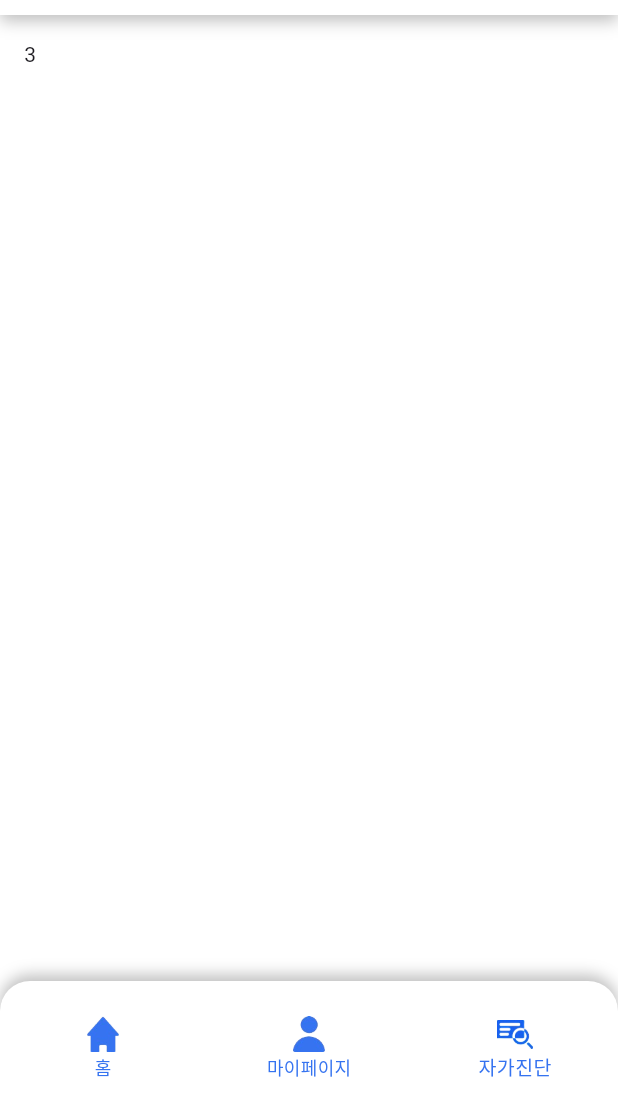
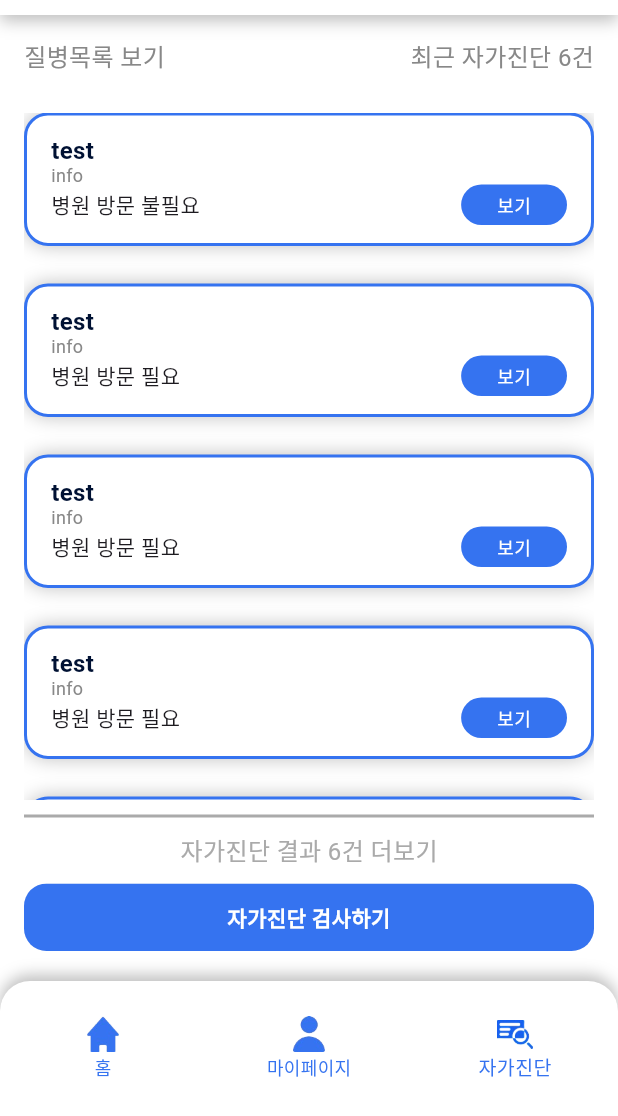
Before and after one commit to kimsee8200/Ambulancey-application, a Flutter app: the Root screen opened directly, item 3 of the bottom bar chosen, on a phone screen of 412 x 824 dp, the part 120-1236 px from its top. Run offline on Flutter 3.47's test engine with Material 3 defaults, Android fonts, the phone set to English and light mode, and no system bars; Roboto replaces fonts that are missing (Pretendard).

Commit message:
feat: create diagnosis domain

```diff
--- /dev/null
+++ b/lib/models/diagnosis_result_model.dart
@@ -0,0 +1,15 @@
+class DiagnosisResultModel {
+  final String response;
+  final String info;
+  final bool visit;
+
+  const DiagnosisResultModel({required this.response, required this.info, required this.visit});
+
+  factory DiagnosisResultModel.fromJson(Map<String, dynamic> json) {
+    return DiagnosisResultModel(
+      response: json['disease_res'],
+      info: json['disease_info'],
+      visit: json['visit_hosp']
+    );
+  }
+}
--- /dev/null
+++ b/lib/models/disease_model.dart
@@ -0,0 +1,17 @@
+class DiseaseModel {
+  final String name;
+  final String info;
+  final bool visit;
+  final List<String> signal;
+
+  const DiseaseModel({required this.name, required this.info, required this.visit, required this.signal});
+
+  factory DiseaseModel.fromJson(Map<String, dynamic> json) {
+    return DiseaseModel(
+      name: json['disease_res'],
+      info: json['disease_info'],
+      visit: json['need_hosp'],
+      signal: json['disease_signal']
+    );
+  }
+}
--- /dev/null
+++ b/lib/views/diagnosis/diagnosis_result_all.dart
@@ -0,0 +1,84 @@
+import 'package:flutter/material.dart';
+import 'package:ambulancey/views/common/sub_page_template.dart';
+import 'package:ambulancey/views/diagnosis/diagnosis_result_item.dart';
+import 'package:ambulancey/views/common/color.dart';
+
+import '../../models/diagnosis_result_model.dart';
+
+class DiagnosisResultAll extends StatefulWidget {
+  const DiagnosisResultAll({super.key});
+
+  @override
+  State<DiagnosisResultAll> createState() => _DiagnosisResultAllState();
+}
+
+class _DiagnosisResultAllState extends State<DiagnosisResultAll> {
+  final dummy = [
+    const DiagnosisResultModel(
+        response: "test",
+        info: "info",
+        visit: false
+    ),
+    const DiagnosisResultModel(
+        response: "test",
+        info: "info",
+        visit: true
+    ),
+    const DiagnosisResultModel(
+        response: "test",
+        info: "info",
+        visit: true
+    ),
+    const DiagnosisResultModel(
+        response: "test",
+        info: "info",
+        visit: true
+    ),
+    const DiagnosisResultModel(
+        response: "test",
+        info: "info",
+        visit: true
+    ),
+    const DiagnosisResultModel(
+        response: "test",
+        info: "info",
+        visit: true
+    )
+  ];
+
+  @override
+  Widget build(BuildContext context) {
+    return Scaffold(
+      body: SubpageTemplate(
+        title: "검사한 자가진단",
+        child: Expanded(
+          child: Column(
+            children: [
+              Align(
+                alignment: Alignment.topRight,
+                child: Text(
+                  '자가진단 ${dummy.length}건   ',
+                  style: const TextStyle(
+                    color: gray400,
+                    fontSize: 14
+                  )
+                )
+              ),
+              const SizedBox(height: 10),
+              Expanded(
+                child: ListView.separated(
+                  itemCount: dummy.length,
+                  itemBuilder: (_, i) => DiagnosisResultItem(
+                    data: dummy[i],
+                    onTap: (_){}
+                  ),
+                  separatorBuilder: (_, i)=>const SizedBox(height: 25)
+                )
+              )
+            ]
+          )
+        )
+      )
+    );
+  }
+}
--- /dev/null
+++ b/lib/views/diagnosis/diagnosis_result_item.dart
@@ -0,0 +1,58 @@
+import 'package:flutter/material.dart';
+import 'package:ambulancey/views/common/chip.dart';
+import 'package:ambulancey/views/common/color.dart';
+import 'package:ambulancey/models/diagnosis_result_model.dart';
+
+class DiagnosisResultItem extends StatelessWidget {
+  final DiagnosisResultModel data;
+  final void Function(DiagnosisResultModel) onTap;
+  const DiagnosisResultItem({super.key, required this.data, required this.onTap});
+
+  @override
+  Widget build(BuildContext context) {
+    return Container(
+      decoration: ShapeDecoration(
+        color: white,
+        shape: RoundedRectangleBorder(
+          side: const BorderSide(width: 2, color: blue400),
+          borderRadius: BorderRadius.circular(16)
+        ),
+        shadows: const [
+          BoxShadow(
+            color: Color(0x3F000000),
+            blurRadius: 10,
+            offset: Offset(0, 0),
+            spreadRadius: 0
+          )
+        ]
+      ),
+      child: Padding(
+        padding: const EdgeInsets.symmetric(vertical: 12, horizontal: 16),
+        child: Column(
+          crossAxisAlignment: CrossAxisAlignment.start,
+          children: [
+            Text(
+              data.response,
+              style: const TextStyle(color: blue900, fontSize: 16, fontWeight: FontWeight.bold, height: 1.4)
+            ),
+            Text(
+              data.info,
+              style: const TextStyle(color: gray500, fontSize: 12, height: 1)
+            ),
+            Row(
+              crossAxisAlignment: CrossAxisAlignment.center,
+              children: [
+                Text(data.visit ? '병원 방문 필요' : '병원 방문 불필요'),
+                const Spacer(),
+                InkWell(
+                  onTap: ()=>onTap(data),
+                  child: const FilledChip(label: '보기')
+                )
+              ]
+            )
+          ]
+        )
+      )
+    );
+  }
+}
--- /dev/null
+++ b/lib/views/diagnosis/diagnosis_result_list.dart
@@ -0,0 +1,22 @@
+import 'package:flutter/material.dart';
+import 'package:ambulancey/models/diagnosis_result_model.dart';
+import 'package:ambulancey/views/diagnosis/diagnosis_result_item.dart';
+
+class DiagnosisResultList extends StatelessWidget {
+  final List<DiagnosisResultModel> data;
+  final void Function(DiagnosisResultModel) onTap;
+  const DiagnosisResultList({super.key, required this.data, required this.onTap});
+
+  @override
+  Widget build(BuildContext context) {
+    return Column(
+      children: List.generate(
+        data.length*2,
+          (int i)=>(i%2 == 0) ? DiagnosisResultItem(
+          data: data[(i~/2)],
+          onTap: (DiagnosisResultModel data)=>onTap(data)
+       ) : const SizedBox(height: 25)
+      )
+    );
+  }
+}
--- a/lib/views/home/home.dart
+++ b/lib/views/home/home.dart
@@ -2,7 +2,6 @@ import 'package:flutter/material.dart';
 import 'package:ambulancey/models/hospital_model.dart';
 import 'package:ambulancey/views/common/button.dart';
 import 'package:ambulancey/views/hospital/hospital_list.dart';
-import 'package:ambulancey/views/hospital/hospital_detail.dart';
 
 class Home extends StatefulWidget {
   const Home({super.key});
@@ -58,7 +57,7 @@ class _HomeState extends State<Home> {
             star: 4.0
           )
         ],
-        onTap: (int id)=>Navigator.push(context, MaterialPageRoute(builder: (context) => HospitalDetail(id: id)))
+        onTap: (int id) => Navigator.pushNamed(context, '/hospital/:id', arguments: {'id': id})
       ),
       floatingActionButton: FloatingButton(onPressed: (){})
     );
--- a/lib/views/home/root.dart
+++ b/lib/views/home/root.dart
@@ -3,6 +3,7 @@ import 'package:ambulancey/views/common/bottom_navigation.dart';
 import 'package:ambulancey/views/common/header.dart';
 import 'package:ambulancey/views/home/home.dart';
 import 'package:ambulancey/views/home/mypage.dart';
+import 'package:ambulancey/views/home/self_diagnosis.dart';
 
 class Root extends StatefulWidget {
   const Root({super.key});
@@ -16,7 +17,7 @@ class _RootState extends State<Root> {
   final List<Widget> _pages = [
     const Home(),
     const MyPage(),
-    const Text("3")
+    const SelfDiagnosis()
   ];
   final List<String> _titles = [
     '홈',
--- /dev/null
+++ b/lib/views/home/self_diagnosis.dart
@@ -0,0 +1,108 @@
+import 'package:ambulancey/models/diagnosis_result_model.dart';
+import 'package:ambulancey/views/common/button.dart';
+import 'package:flutter/material.dart';
+import 'package:ambulancey/views/common/color.dart';
+import 'package:ambulancey/views/diagnosis/diagnosis_result_list.dart';
+
+class SelfDiagnosis extends StatefulWidget {
+  const SelfDiagnosis({super.key});
+
+  @override
+  State<SelfDiagnosis> createState() => _SelfDiagnosisState();
+}
+
+class _SelfDiagnosisState extends State<SelfDiagnosis> {
+  final dummy = [
+    const DiagnosisResultModel(
+      response: "test",
+      info: "info",
+      visit: false
+    ),
+    const DiagnosisResultModel(
+      response: "test",
+      info: "info",
+      visit: true
+    ),
+    const DiagnosisResultModel(
+      response: "test",
+      info: "info",
+      visit: true
+    ),
+    const DiagnosisResultModel(
+      response: "test",
+      info: "info",
+      visit: true
+    ),
+    const DiagnosisResultModel(
+      response: "test",
+      info: "info",
+      visit: true
+    ),
+    const DiagnosisResultModel(
+      response: "test",
+      info: "info",
+      visit: true
+    )
+  ];
+
+  @override
+  Widget build(BuildContext context) {
+    return Scaffold(
+      body: Column(
+        children: [
+          Row(
+            mainAxisAlignment: MainAxisAlignment.spaceBetween,
+            children: [
+              InkWell(
+                onTap: () => Navigator.pushNamed(context, '/diseases'),
+                child: const Text(
+                  '질병목록 보기',
+                  style: TextStyle(
+                    color: gray500,
+                    fontSize: 16
+                  )
+                ),
+              ),
+              Text(
+                '최근 자가진단 ${dummy.length}건',
+                style: const TextStyle(
+                  color: gray500,
+                  fontSize: 16
+                )
+              )
+            ]
+          ),
+          const SizedBox(height: 25),
+          Flexible(
+            child: SingleChildScrollView(
+              child: DiagnosisResultList(
+                data: dummy,
+                onTap: (_){}
+              )
+            )
+          ),
+          const SizedBox(height: 10),
+          Container(width: double.infinity, height: 2, color: gray400),
+          const SizedBox(height: 10),
+          InkWell(
+            onTap: () => Navigator.pushNamed(context, '/diagnosis/results'),
+            splashColor: gray50,
+            child: Text(
+              '자가진단 결과 ${dummy.length}건 더보기',
+              style: const TextStyle(
+                color: gray400,
+                fontSize: 16
+              )
+            )
+          ),
+          const SizedBox(height: 10),
+          LargeButton(
+            text: '자가진단 검사하기',
+            onPressed: () => Navigator.pushNamed(context, '/diagnosis')
+          ),
+          const SizedBox(height: 20)
+        ]
+      )
+    );
+  }
+}
--- a/lib/views/user/edit.dart
+++ b/lib/views/user/edit.dart
@@ -1,7 +1,6 @@
 import 'package:flutter/material.dart';
 import 'package:ambulancey/views/common/default_view.dart';
 import 'package:ambulancey/views/common/logo.dart';
-import 'package:ambulancey/views/common/color.dart';
 import 'package:ambulancey/views/common/input.dart';
 import 'package:ambulancey/views/common/button.dart';
 
```
Also changed, not shown: lib/routes/router.dart (+15 -1 lines), lib/views/diagnosis/diagnosis_do.dart (added, +64 -0 lines), lib/views/diagnosis/disease_all.dart (added, +29 -0 lines), lib/views/diagnosis/disease_item.dart (added, +54 -0 lines), lib/views/home/mypage.dart (+33 -5 lines).
